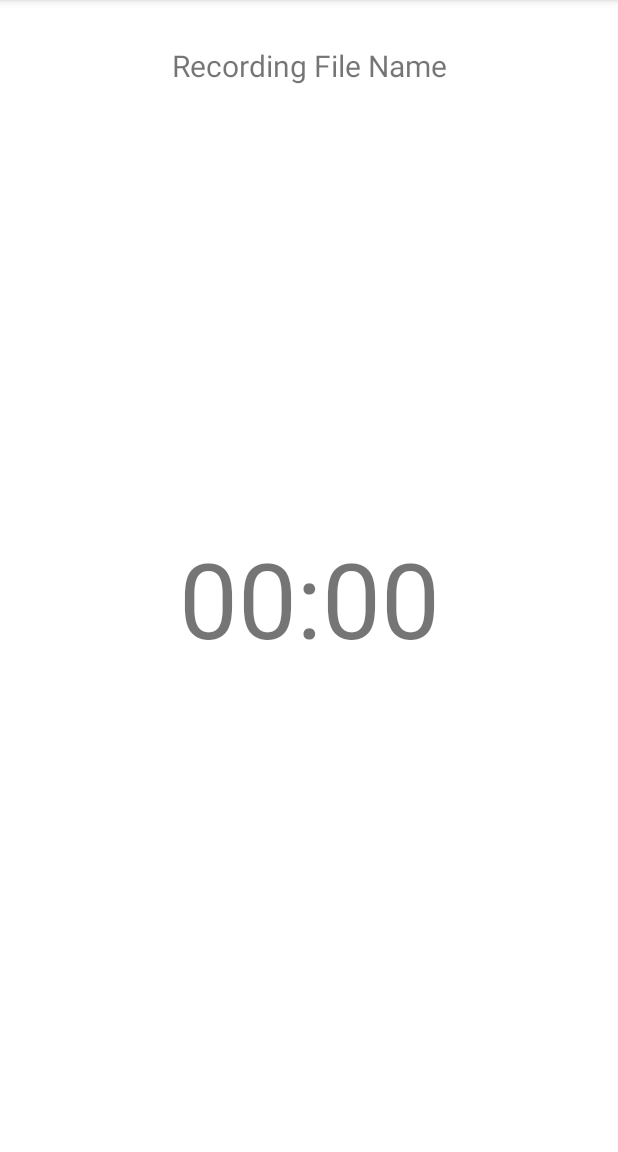
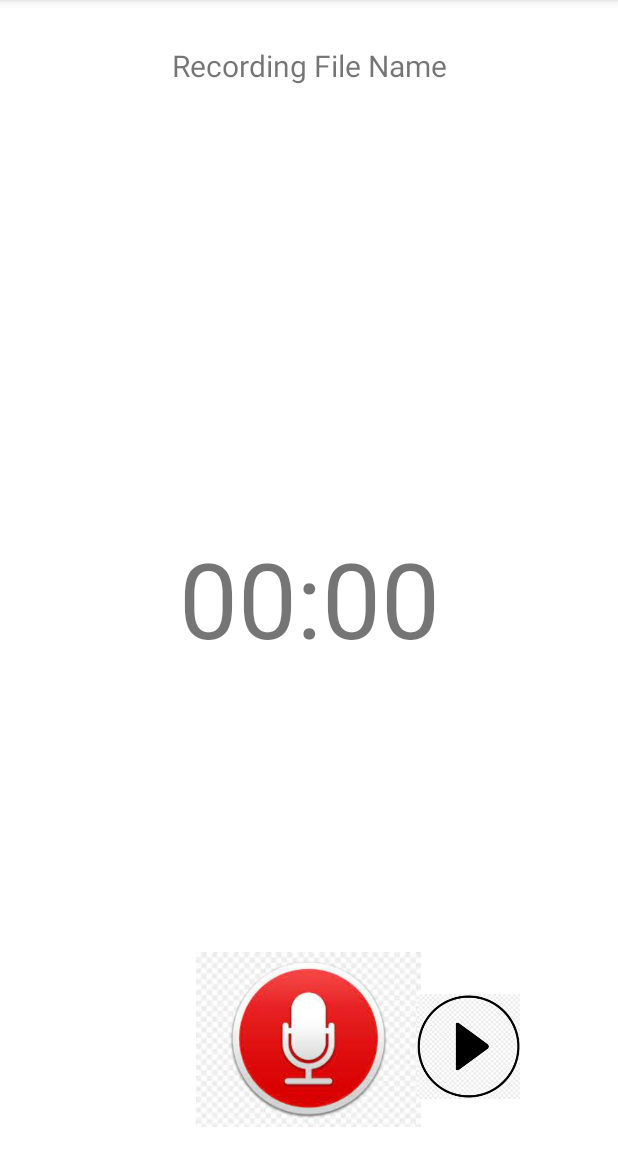
Before and after one commit to AleksaZatezalo/Voice-Note, an Android app: the screen it shows after launch (MainActivity), on a phone screen of 412 x 824 dp, the part 84-1236 px from its top. Run offline under Robolectric (Android 15) with nearby library versions, the light colour scheme and no system bars.

Commit message:
UI Finished (Finally)

```diff
--- a/app/src/main/res/layout/activity_main.xml
+++ b/app/src/main/res/layout/activity_main.xml
@@ -42,14 +42,29 @@
     </LinearLayout>
 
     <ImageView
-        android:layout_width="match_parent"
-        android:layout_height="wrap_content">
-
+        android:id="@+id/ib_record"
+        android:layout_width="150dp"
+        android:layout_height="150dp"
+        android:layout_alignParentBottom="true"
+        android:layout_centerHorizontal="true"
+        android:background="@android:color/transparent"
+        android:src="@drawable/record"
+        >
     </ImageView>
 
     <ImageView
-        android:layout_width="match_parent"
-        android:layout_height="wrap_content">
+        android:id="@+id/ib_play"
+        android:layout_width="70dp"
+        android:layout_height="70dp"
+        android:layout_alignParentBottom="true"
+        android:layout_centerHorizontal="true"
+        android:layout_marginStart="-3dp"
+        android:layout_marginBottom="35dp"
+        android:layout_marginBotto=""
+        android:layout_toEndOf="@+id/ib_record"
+        android:src="@drawable/play"
+        android:background="@android:color/transparent"
+        >
 
     </ImageView>
 
```
